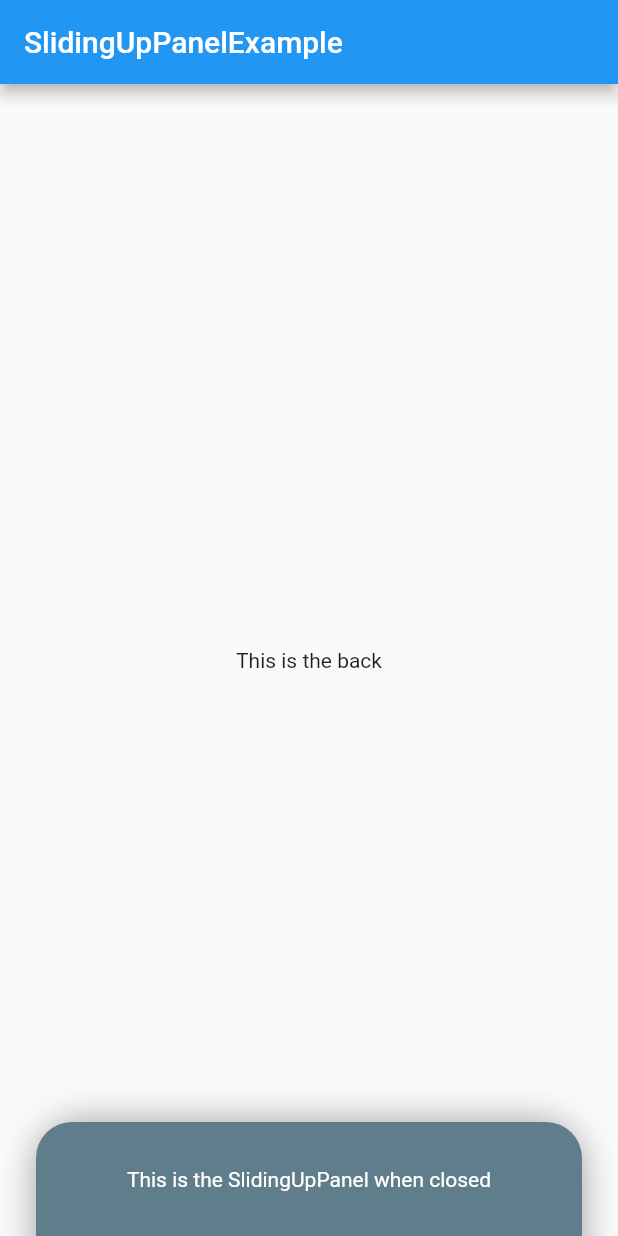
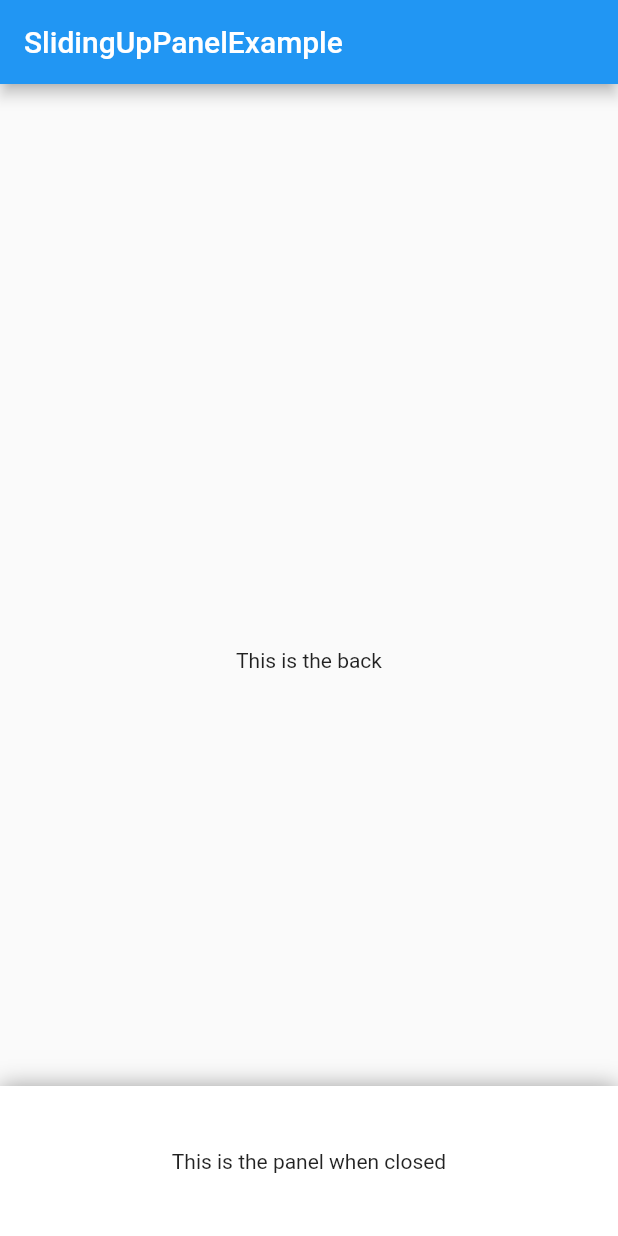
Before and after one commit to akshathjain/sliding_up_panel, a Flutter app: the screen it shows after launch, on a phone screen of 412 x 824 dp. Run offline on Flutter 3.47's test engine with Material 2 defaults, Android fonts, the phone set to English and light mode, and no system bars.

```diff
--- a/example/lib/main.dart
+++ b/example/lib/main.dart
@@ -45,9 +45,9 @@ class _HomePageState extends State<HomePage> {
   Widget _body(){
     return SlidingUpPanel(
       back: Center(child: Text("This is the back"),),
-      panelCollapsed: _floatingClosed(),
-      renderSheet: false,
-      panelOpen: _floatingOpen(),
+      panelCollapsed: Center(child: Text("This is the panel when closed"),),
+      panelOpen: Center(child: Text("This is the panel when open"),),
+      panelHeightOpen: MediaQuery.of(context).size.height,
     );
   }
 
```
Also changed, not shown: lib/sliding_up_panel.dart (+33 -7 lines).
